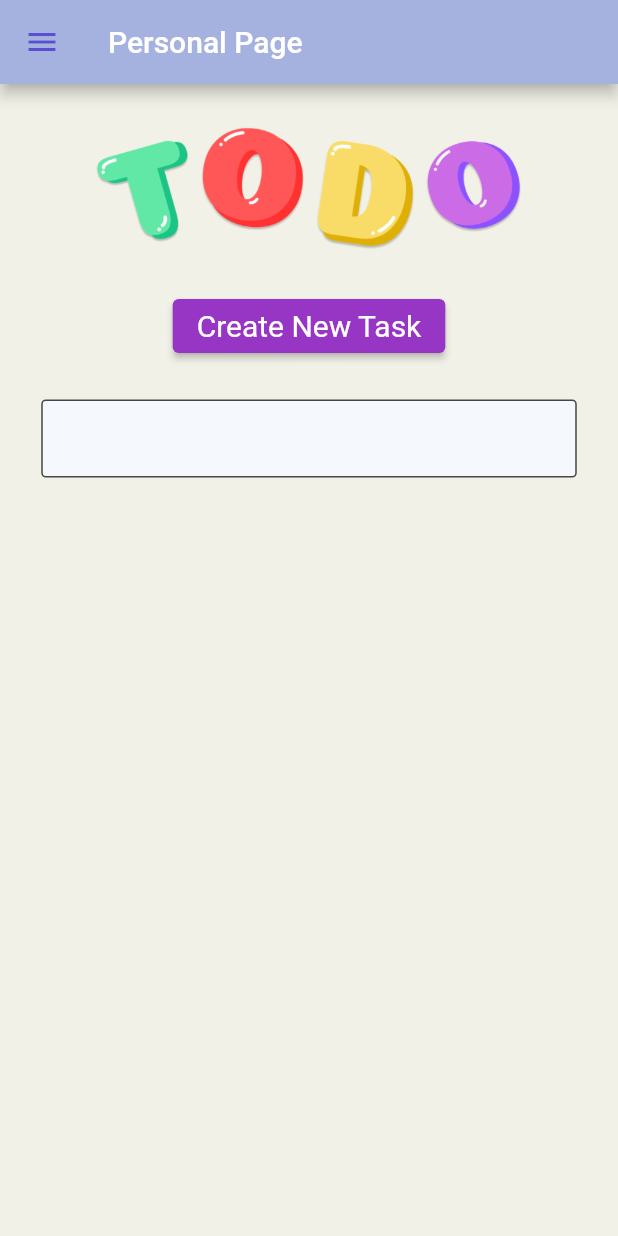
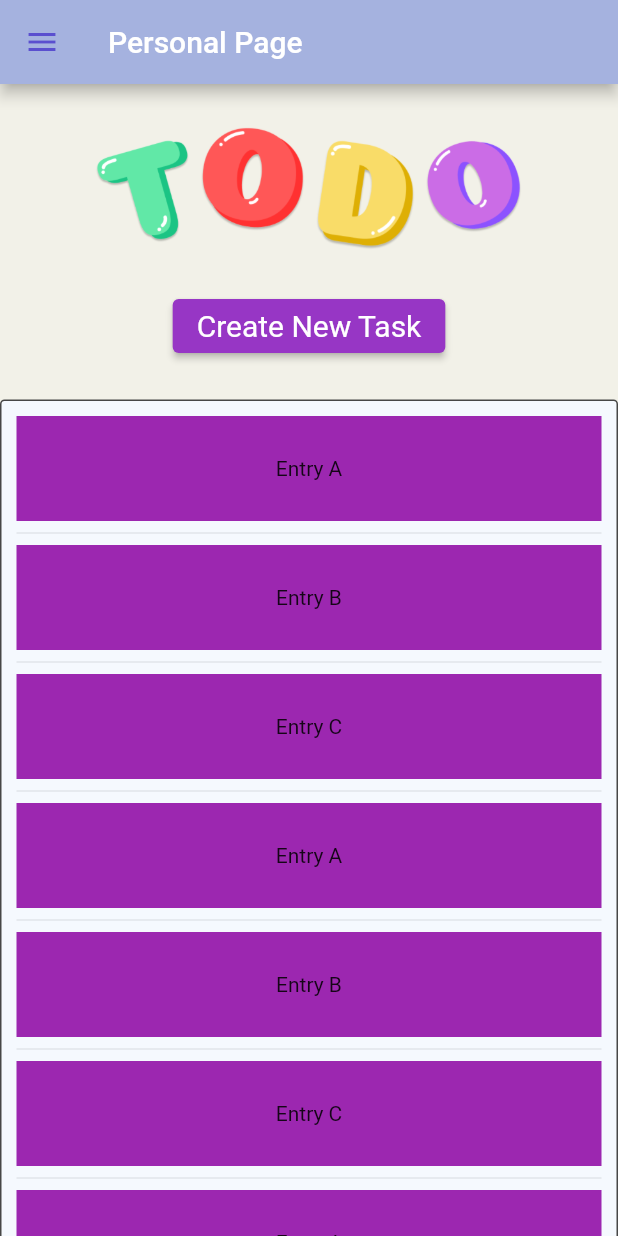
Before and after one commit to EthanAdkins/ToDoList-MobileApp, a Flutter app: the PersonalPage screen opened by its route, on a phone screen of 412 x 824 dp. Run offline on Flutter 3.47's test engine with Material 2 defaults, Android fonts, the phone set to English and light mode, and no system bars; our stand-ins replace snippet_coder_utils; missing offline and left inert: api_cache_manager; accounts and stored records are empty.

Commit message:
Update personal_page.dart

```diff
--- a/lib/pages/personal_page.dart
+++ b/lib/pages/personal_page.dart
@@ -18,16 +18,32 @@ class PersonalPage extends StatefulWidget {
 }
 
 class _PersonalPageState extends State<PersonalPage> {
+  final List<String> entries = <String>[
+    'A',
+    'B',
+    'C',
+    'A',
+    'B',
+    'C',
+    'A',
+    'B',
+    'C',
+    'A',
+    'B',
+    'C'
+  ];
   @override
   Widget build(BuildContext context) {
     return new Scaffold(
+      resizeToAvoidBottomInset: false,
       backgroundColor: Color(0xfff2f1e8),
       drawer: new DrawerCodeOnly(),
       appBar: new AppBar(
           title: new Text("Personal Page"),
           backgroundColor: Color(0xffa5b2df),
           iconTheme: IconThemeData(color: Color(0xff5a4fcf))),
-      body: Column(
+      body: SingleChildScrollView(
+        child: Column(
           children: [
             Container(
               width: MediaQuery.of(context).size.width,
@@ -68,14 +84,47 @@ class _PersonalPageState extends State<PersonalPage> {
                 ),
                 borderRadius: BorderRadius.circular(3),
               ),
+              /*child: LimitedBox(
+                maxHeight: 300,
+                maxWidth: 355,
+                child: Column(
+                  children: [],
+                ),
+              ),*/
+
+              /*
               child: ConstrainedBox(
                 constraints: BoxConstraints(minHeight: 50, minWidth: 355),
                 child: Column(
-                children: [],
+                  children: [
+
+                  ],
+              */
+
+              child: ConstrainedBox(
+                constraints: BoxConstraints(minHeight: 50, minWidth: 355),
+                child: Expanded(
+                  child: ListView.separated(
+                    physics: ClampingScrollPhysics(),
+                    scrollDirection: Axis.vertical,
+                    shrinkWrap: true,
+                    padding: const EdgeInsets.all(10),
+                    itemCount: entries.length,
+                    itemBuilder: (BuildContext context, int index) {
+                      return Container(
+                        height: 70,
+                        color: Colors.purple,
+                        child: Center(child: Text('Entry ${entries[index]}')),
+                      );
+                    },
+                    separatorBuilder: (BuildContext context, int index) =>
+                        const Divider(),
                   ),
                 ),
-          )
+              ),
+            ),
           ],
+        ),
       ),
     );
   }
```
Lines whose indentation alone changed are shown as unchanged.
